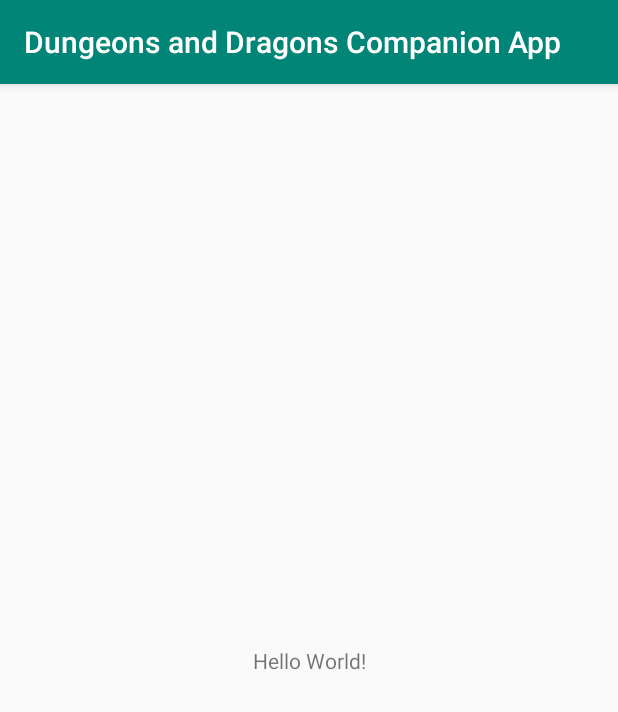
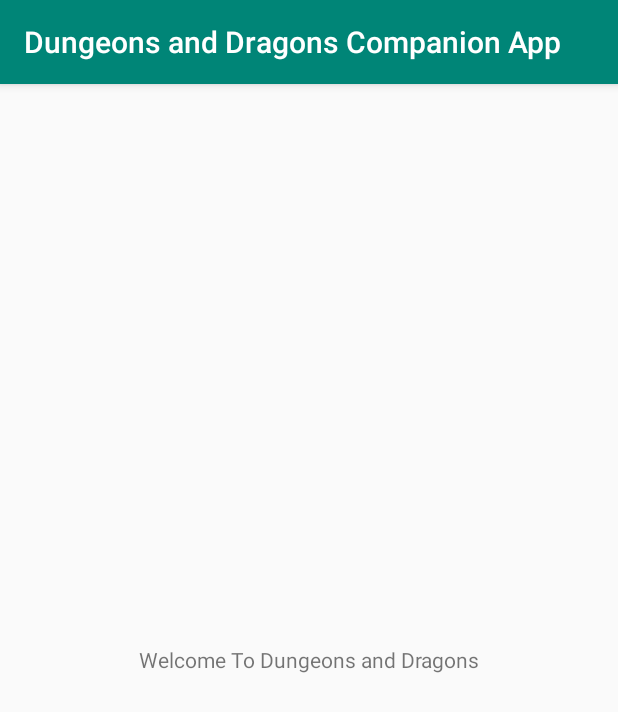
Before and after one commit to WigginsDamien/DungeonsandDragonsCompanionApp, an Android app: the screen it shows after launch (MainActivity), on a phone screen of 412 x 824 dp. Shown: the top 712 px of the screen. Run offline under Robolectric (Android 15) with nearby library versions, the phone set to English and light mode, and no system bars.

Commit message:
Changed First Screen(Mostly for testing purposes)

```diff
--- a/app/src/main/res/layout/activity_main.xml
+++ b/app/src/main/res/layout/activity_main.xml
@@ -8,8 +8,8 @@
 
     <TextView
         android:layout_width="wrap_content"
-        android:layout_height="wrap_content"
-        android:text="Hello World!"
+        android:layout_height="20dp"
+        android:text="@string/welcome_to_dungeons_and_dragons"
         app:layout_constraintBottom_toBottomOf="parent"
         app:layout_constraintLeft_toLeftOf="parent"
         app:layout_constraintRight_toRightOf="parent"
--- a/app/src/main/res/values/strings.xml
+++ b/app/src/main/res/values/strings.xml
@@ -1,3 +1,4 @@
 <resources>
     <string name="app_name">Dungeons and Dragons Companion App</string>
+    <string name="welcome_to_dungeons_and_dragons">Welcome To Dungeons and Dragons</string>
 </resources>
```
